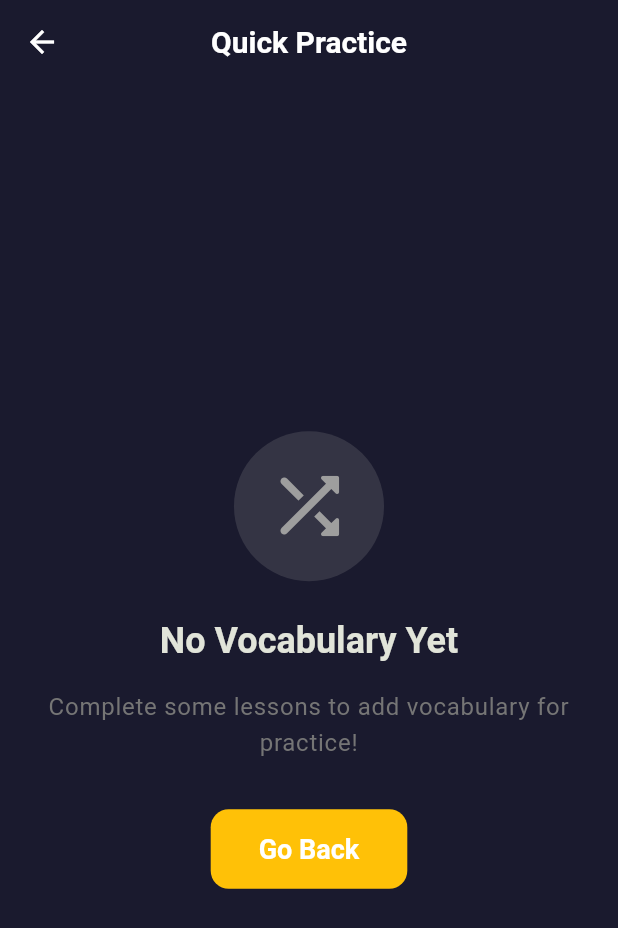
After one commit to ericcurtin/GreengoLingo, a Flutter app: the QuickPracticeScreen screen opened directly, on a phone screen of 412 x 824 dp. The commit adds this screen. Shown: the top 928 px of the screen. Run offline on Flutter 3.47's test engine with Material 3 defaults, Android fonts, the phone set to English and light mode, and no system bars; our stand-ins replace fl_chart, flutter_animate, flutter_riverpod, hive_flutter, vibration; accounts and stored records are empty.

Commit message:
Add quick practice with random vocabulary review
Quick practice screen allows users to review random vocabulary cards
from completed lessons. The screen shows shuffled cards with show/hide
answer functionality and rating system to track progress. Updated review
screen to include quick practice option with card count and navigation.

Signed-off-by: Eric Curtin <eric.curtin@docker.com>

```diff
--- /dev/null
+++ b/lib/src/screens/review/quick_practice_screen.dart
@@ -0,0 +1,510 @@
+import 'package:flutter/material.dart';
+import 'package:flutter_animate/flutter_animate.dart';
+import 'package:flutter_riverpod/flutter_riverpod.dart';
+
+import '../../theme/colors.dart';
+import '../../providers/srs_provider.dart';
+import '../../services/haptic_service.dart';
+
+/// Quick practice screen for random vocabulary review
+class QuickPracticeScreen extends ConsumerStatefulWidget {
+  const QuickPracticeScreen({super.key});
+
+  @override
+  ConsumerState<QuickPracticeScreen> createState() =>
+      _QuickPracticeScreenState();
+}
+
+class _QuickPracticeScreenState extends ConsumerState<QuickPracticeScreen> {
+  bool _showAnswer = false;
+  int _currentIndex = 0;
+  int _correctCount = 0;
+  int _totalReviewed = 0;
+  late List<SRSCard> _shuffledCards;
+  bool _initialized = false;
+
+  @override
+  void initState() {
+    super.initState();
+  }
+
+  void _initializeCards(List<SRSCard> allCards) {
+    if (!_initialized && allCards.isNotEmpty) {
+      _shuffledCards = List<SRSCard>.from(allCards)..shuffle();
+      _initialized = true;
+    }
+  }
+
+  @override
+  Widget build(BuildContext context) {
+    final srsState = ref.watch(srsProvider);
+    final allCards = srsState.cards;
+
+    _initializeCards(allCards);
+
+    if (!_initialized || _shuffledCards.isEmpty) {
+      return _buildEmptyScreen();
+    }
+
+    if (_currentIndex >= _shuffledCards.length) {
+      return _buildCompletionScreen();
+    }
+
+    final card = _shuffledCards[_currentIndex];
+
+    return Scaffold(
+      appBar: AppBar(
+        title: Text('Practice ${_currentIndex + 1}/${_shuffledCards.length}'),
+        backgroundColor: Colors.transparent,
+        elevation: 0,
+        leading: IconButton(
+          icon: const Icon(Icons.close),
+          onPressed: () => _showExitDialog(),
+        ),
+      ),
+      body: SafeArea(
+        child: Column(
+          children: [
+            // Progress bar
+            LinearProgressIndicator(
+              value: (_currentIndex + 1) / _shuffledCards.length,
+              backgroundColor: Colors.grey[300],
+              valueColor:
+                  const AlwaysStoppedAnimation<Color>(AppColors.levelB1),
+            ),
+
+            Expanded(
+              child: Padding(
+                padding: const EdgeInsets.all(24),
+                child: Column(
+                  mainAxisAlignment: MainAxisAlignment.center,
+                  children: [
+                    // Level indicator
+                    Container(
+                      padding: const EdgeInsets.symmetric(
+                        horizontal: 12,
+                        vertical: 6,
+                      ),
+                      decoration: BoxDecoration(
+                        color: AppColors.levelB1.withOpacity(0.2),
+                        borderRadius: BorderRadius.circular(20),
+                      ),
+                      child: Text(
+                        card.level,
+                        style: const TextStyle(
+                          color: AppColors.levelB1,
+                          fontWeight: FontWeight.bold,
+                          fontSize: 12,
+                        ),
+                      ),
+                    ).animate().fadeIn(),
+
+                    const Spacer(),
+
+                    // Card content
+                    Card(
+                      elevation: 4,
+                      shape: RoundedRectangleBorder(
+                        borderRadius: BorderRadius.circular(24),
+                      ),
+                      child: Container(
+                        width: double.infinity,
+                        padding: const EdgeInsets.all(32),
+                        child: Column(
+                          mainAxisSize: MainAxisSize.min,
+                          children: [
+                            Text(
+                              card.sourceWord,
+                              style: Theme.of(context)
+                                  .textTheme
+                                  .headlineMedium
+                                  ?.copyWith(
+                                    fontWeight: FontWeight.bold,
+                                  ),
+                              textAlign: TextAlign.center,
+                            ),
+                            if (_showAnswer) ...[
+                              const SizedBox(height: 24),
+                              Container(
+                                width: 60,
+                                height: 2,
+                                color: Colors.grey[300],
+                              ),
+                              const SizedBox(height: 24),
+                              Text(
+                                card.targetWord,
+                                style: Theme.of(context)
+                                    .textTheme
+                                    .headlineMedium
+                                    ?.copyWith(
+                                      fontWeight: FontWeight.bold,
+                                      color: AppColors.levelB1,
+                                    ),
+                                textAlign: TextAlign.center,
+                              )
+                                  .animate()
+                                  .fadeIn()
+                                  .scale(begin: const Offset(0.8, 0.8)),
+                              if (card.pronunciation != null) ...[
+                                const SizedBox(height: 12),
+                                Text(
+                                  card.pronunciation!,
+                                  style: TextStyle(
+                                    color: Colors.grey[600],
+                                    fontStyle: FontStyle.italic,
+                                  ),
+                                ),
+                              ],
+                              if (card.exampleSentence != null) ...[
+                                const SizedBox(height: 16),
+                                Text(
+                                  card.exampleSentence!,
+                                  style: TextStyle(
+                                    color: Colors.grey[600],
+                                  ),
+                                  textAlign: TextAlign.center,
+                                ),
+                              ],
+                            ],
+                          ],
+                        ),
+                      ),
+                    ).animate().fadeIn().slideY(begin: 0.1),
+
+                    const Spacer(),
+
+                    // Action buttons
+                    if (!_showAnswer)
+                      SizedBox(
+                        width: double.infinity,
+                        child: ElevatedButton(
+                          onPressed: () {
+                            HapticService.instance.lightTap();
+                            setState(() => _showAnswer = true);
+                          },
+                          style: ElevatedButton.styleFrom(
+                            padding: const EdgeInsets.symmetric(vertical: 16),
+                            backgroundColor: AppColors.levelB1,
+                            foregroundColor: Colors.white,
+                            shape: RoundedRectangleBorder(
+                              borderRadius: BorderRadius.circular(12),
+                            ),
+                          ),
+                          child: const Text(
+                            'Show Answer',
+                            style: TextStyle(
+                              fontSize: 18,
+                              fontWeight: FontWeight.bold,
+                            ),
+                          ),
+                        ),
+                      )
+                    else
+                      _buildRatingButtons(),
+                  ],
+                ),
+              ),
+            ),
+          ],
+        ),
+      ),
+    );
+  }
+
+  Widget _buildRatingButtons() {
+    return Column(
+      children: [
+        Text(
+          'Did you know this?',
+          style: TextStyle(
+            color: Colors.grey[600],
+            fontSize: 14,
+          ),
+        ),
+        const SizedBox(height: 16),
+        Row(
+          children: [
+            Expanded(
+              child: _RatingButton(
+                label: 'No',
+                color: AppColors.error,
+                onTap: () => _rateCard(false),
+              ),
+            ),
+            const SizedBox(width: 16),
+            Expanded(
+              child: _RatingButton(
+                label: 'Yes',
+                color: AppColors.primaryGreen,
+                onTap: () => _rateCard(true),
+              ),
+            ),
+          ],
+        ).animate().fadeIn().slideY(begin: 0.2),
+      ],
+    );
+  }
+
+  Widget _buildEmptyScreen() {
+    return Scaffold(
+      appBar: AppBar(
+        title: const Text('Quick Practice'),
+        backgroundColor: Colors.transparent,
+        elevation: 0,
+      ),
+      body: SafeArea(
+        child: Center(
+          child: Padding(
+            padding: const EdgeInsets.all(24),
+            child: Column(
+              mainAxisAlignment: MainAxisAlignment.center,
+              children: [
+                Container(
+                  width: 100,
+                  height: 100,
+                  decoration: BoxDecoration(
+                    color: Colors.grey.withOpacity(0.2),
+                    shape: BoxShape.circle,
+                  ),
+                  child: const Icon(
+                    Icons.shuffle_rounded,
+                    color: Colors.grey,
+                    size: 60,
+                  ),
+                ),
+                const SizedBox(height: 24),
+                Text(
+                  'No Vocabulary Yet',
+                  style: Theme.of(context).textTheme.headlineSmall?.copyWith(
+                        fontWeight: FontWeight.bold,
+                      ),
+                ),
+                const SizedBox(height: 16),
+                Text(
+                  'Complete some lessons to add vocabulary for practice!',
+                  style: Theme.of(context).textTheme.bodyLarge?.copyWith(
+                        color: Colors.grey[600],
+                      ),
+                  textAlign: TextAlign.center,
+                ),
+                const SizedBox(height: 32),
+                ElevatedButton(
+                  onPressed: () => Navigator.of(context).pop(),
+                  style: ElevatedButton.styleFrom(
+                    padding: const EdgeInsets.symmetric(
+                      horizontal: 32,
+                      vertical: 16,
+                    ),
+                    backgroundColor: AppColors.levelB1,
+                    foregroundColor: Colors.white,
+                    shape: RoundedRectangleBorder(
+                      borderRadius: BorderRadius.circular(12),
+                    ),
+                  ),
+                  child: const Text(
+                    'Go Back',
+                    style: TextStyle(
+                      fontSize: 18,
+                      fontWeight: FontWeight.bold,
+                    ),
+                  ),
+                ),
+              ],
+            ),
+          ),
+        ),
+      ),
+    );
+  }
+
+  Widget _buildCompletionScreen() {
+    final accuracy =
+        _totalReviewed > 0 ? (_correctCount / _totalReviewed) * 100 : 0;
+
+    return Scaffold(
+      body: SafeArea(
+        child: Center(
+          child: Padding(
+            padding: const EdgeInsets.all(24),
+            child: Column(
+              mainAxisAlignment: MainAxisAlignment.center,
+              children: [
+                Container(
+                  width: 100,
+                  height: 100,
+                  decoration: BoxDecoration(
+                    color: AppColors.levelB1.withOpacity(0.2),
+                    shape: BoxShape.circle,
+                  ),
+                  child: const Icon(
+                    Icons.celebration,
+                    color: AppColors.levelB1,
+                    size: 60,
+                  ),
+                ).animate().scale(),
+                const SizedBox(height: 24),
+                Text(
+                  'Practice Complete!',
+                  style: Theme.of(context).textTheme.headlineMedium?.copyWith(
+                        fontWeight: FontWeight.bold,
+                      ),
+                ).animate().fadeIn(delay: 200.ms),
+                const SizedBox(height: 16),
+                Text(
+                  'You practiced $_totalReviewed words',
+                  style: Theme.of(context).textTheme.titleMedium?.copyWith(
+                        color: Colors.grey[600],
+                      ),
+                ).animate().fadeIn(delay: 300.ms),
+                const SizedBox(height: 32),
+                Row(
+                  mainAxisAlignment: MainAxisAlignment.center,
+                  children: [
+                    _CompletionStat(
+                      label: 'Correct',
+                      value: '$_correctCount',
+                      color: AppColors.primaryGreen,
+                    ),
+                    const SizedBox(width: 24),
+                    _CompletionStat(
+                      label: 'Accuracy',
+                      value: '${accuracy.toStringAsFixed(0)}%',
+                      color: AppColors.xpGold,
+                    ),
+                  ],
+                ).animate().fadeIn(delay: 400.ms),
+                const SizedBox(height: 48),
+                ElevatedButton(
+                  onPressed: () => Navigator.of(context).pop(),
+                  style: ElevatedButton.styleFrom(
+                    padding: const EdgeInsets.symmetric(
+                      horizontal: 32,
+                      vertical: 16,
+                    ),
+                    backgroundColor: AppColors.levelB1,
+                    foregroundColor: Colors.white,
+                    shape: RoundedRectangleBorder(
+                      borderRadius: BorderRadius.circular(12),
+                    ),
+                  ),
+                  child: const Text(
+                    'Done',
+                    style: TextStyle(
+                      fontSize: 18,
+                      fontWeight: FontWeight.bold,
+                    ),
+                  ),
+                ).animate().fadeIn(delay: 500.ms),
+              ],
+            ),
+          ),
+        ),
+      ),
+    );
+  }
+
+  void _rateCard(bool correct) {
+    HapticService.instance.mediumTap();
+
+    setState(() {
+      _totalReviewed++;
+      if (correct) _correctCount++;
+      _showAnswer = false;
+      _currentIndex++;
+    });
+  }
+
+  void _showExitDialog() {
+    showDialog(
+      context: context,
+      builder: (context) => AlertDialog(
+        title: const Text('Exit Practice?'),
+        content: Text(
+          'You have practiced $_totalReviewed words. Are you sure you want to exit?',
+        ),
+        actions: [
+          TextButton(
+            onPressed: () => Navigator.of(context).pop(),
+            child: const Text('Cancel'),
+          ),
+          TextButton(
+            onPressed: () {
+              Navigator.of(context).pop();
+              Navigator.of(context).pop();
+            },
+            child: const Text('Exit'),
+          ),
+        ],
+      ),
+    );
+  }
+}
+
+class _RatingButton extends StatelessWidget {
+  final String label;
+  final Color color;
+  final VoidCallback onTap;
+
+  const _RatingButton({
+    required this.label,
+    required this.color,
+    required this.onTap,
+  });
+
+  @override
+  Widget build(BuildContext context) {
+    return InkWell(
+      onTap: onTap,
+      borderRadius: BorderRadius.circular(12),
+      child: Container(
+        padding: const EdgeInsets.symmetric(vertical: 16),
+        decoration: BoxDecoration(
+          color: color.withOpacity(0.2),
+          borderRadius: BorderRadius.circular(12),
+          border: Border.all(color: color),
+        ),
+        child: Center(
+          child: Text(
+            label,
+            style: TextStyle(
+              color: color,
+              fontWeight: FontWeight.bold,
+              fontSize: 18,
+            ),
+          ),
+        ),
+      ),
+    );
+  }
+}
+
+class _CompletionStat extends StatelessWidget {
+  final String label;
+  final String value;
+  final Color color;
+
+  const _CompletionStat({
+    required this.label,
+    required this.value,
+    required this.color,
+  });
+
+  @override
+  Widget build(BuildContext context) {
+    return Column(
+      children: [
+        Text(
+          value,
+          style: Theme.of(context).textTheme.headlineMedium?.copyWith(
+                color: color,
+                fontWeight: FontWeight.bold,
+              ),
+        ),
+        Text(
+          label,
+          style: TextStyle(color: Colors.grey[600]),
+        ),
+      ],
+    );
+  }
+}
```
Also changed, not shown: lib/src/screens/review/review_screen.dart (+16 -10 lines).
